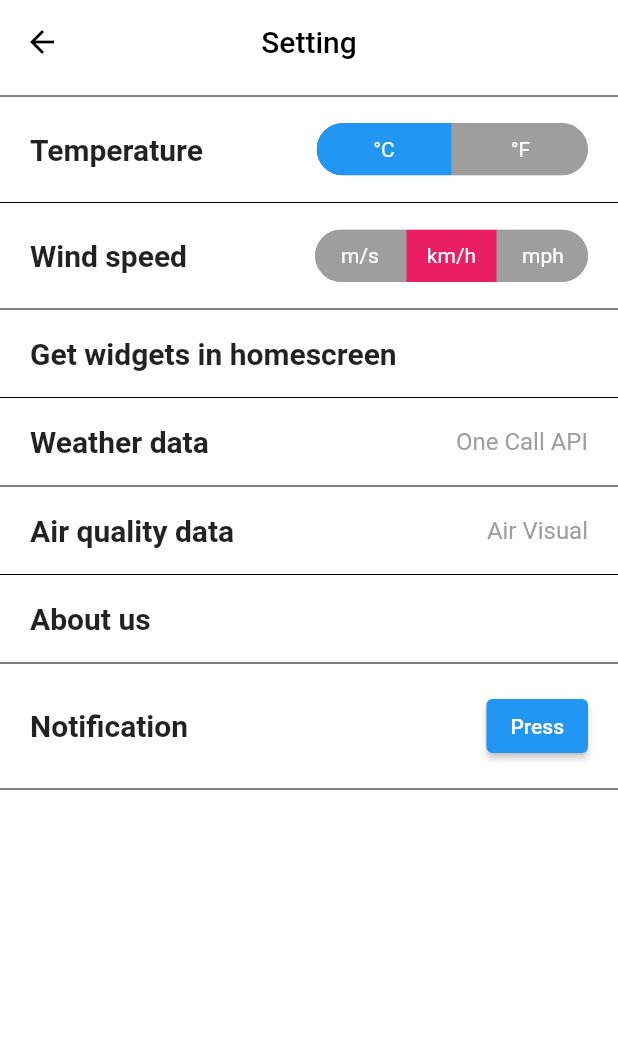
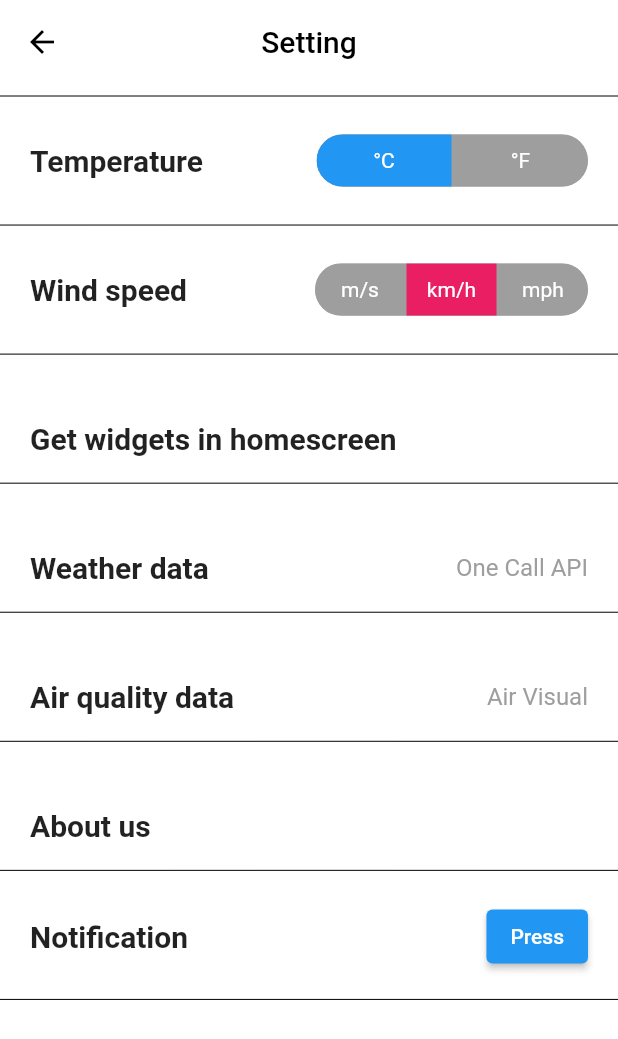
Before and after one commit to anhtuanng689/climate-app, a Flutter app: the SettingScreen screen opened by its route, after a tap on "Press", on a phone screen of 412 x 824 dp. Shown: the top 1039 px of the screen. Run offline on Flutter 3.47's test engine with Material 2 defaults, Android fonts, the phone set to English and light mode, and no system bars; drawn by our look-alikes of toggle_switch; our stand-ins replace awesome_dialog, flutter_local_notifications, location, simple_animations, smooth_page_indicator, sqflite and 2 more; missing offline and left inert: autocomplete_textfield, flutter_weather_icons; accounts and stored records are empty; project files that could hold a hidden picture were left out.

Commit message:
fix sqlite

```diff
--- a/lib/models/city.dart
+++ b/lib/models/city.dart
@@ -1,13 +1,17 @@
 import 'package:flutter/cupertino.dart';
 
 class City with ChangeNotifier {
-  String city;
-  String country;
+  String cityName;
 
-  City({this.city, this.country});
+  City({this.cityName});
 
   factory City.fromMap(Map<String, dynamic> json) => new City(
-        city: json["city"] as String,
-        country: json["country"] as String,
+        cityName: json["city"] as String,
       );
+
+  Map<String, dynamic> toMap() {
+    return <String, dynamic>{
+      "city": cityName,
+    };
+  }
 }
--- a/lib/screens/SettingScreen.dart
+++ b/lib/screens/SettingScreen.dart
@@ -53,6 +53,7 @@ class _SettingScreenState extends State<SettingScreen> {
             children: [
               Divider(color: Colors.black),
               Container(
+                height: mediaQuery.size.height * 0.085,
                 padding: EdgeInsets.symmetric(vertical: 10, horizontal: 20),
                 child: Row(
                   crossAxisAlignment: CrossAxisAlignment.center,
@@ -81,6 +82,7 @@ class _SettingScreenState extends State<SettingScreen> {
               ),
               Divider(color: Colors.black),
               Container(
+                height: mediaQuery.size.height * 0.085,
                 padding: EdgeInsets.symmetric(vertical: 10, horizontal: 20),
                 child: Row(
                   crossAxisAlignment: CrossAxisAlignment.center,
@@ -109,6 +111,7 @@ class _SettingScreenState extends State<SettingScreen> {
               ),
               Divider(color: Colors.black),
               Container(
+                height: mediaQuery.size.height * 0.085,
                 padding: EdgeInsets.symmetric(vertical: 10, horizontal: 20),
                 child: Column(
                   mainAxisAlignment: MainAxisAlignment.end,
@@ -124,6 +127,7 @@ class _SettingScreenState extends State<SettingScreen> {
               ),
               Divider(color: Colors.black),
               Container(
+                height: mediaQuery.size.height * 0.085,
                 padding: EdgeInsets.symmetric(vertical: 10, horizontal: 20),
                 child: Column(
                   mainAxisAlignment: MainAxisAlignment.end,
@@ -144,6 +148,7 @@ class _SettingScreenState extends State<SettingScreen> {
               ),
               Divider(color: Colors.black),
               Container(
+                height: mediaQuery.size.height * 0.085,
                 padding: EdgeInsets.symmetric(vertical: 10, horizontal: 20),
                 child: Column(
                   mainAxisAlignment: MainAxisAlignment.end,
@@ -164,6 +169,7 @@ class _SettingScreenState extends State<SettingScreen> {
               ),
               Divider(color: Colors.black),
               Container(
+                height: mediaQuery.size.height * 0.085,
                 padding: EdgeInsets.symmetric(vertical: 10, horizontal: 20),
                 child: Column(
                   mainAxisAlignment: MainAxisAlignment.end,
@@ -179,6 +185,7 @@ class _SettingScreenState extends State<SettingScreen> {
               ),
               Divider(color: Colors.black),
               Container(
+                height: mediaQuery.size.height * 0.085,
                 padding: EdgeInsets.symmetric(vertical: 10, horizontal: 20),
                 child: Column(
                   mainAxisAlignment: MainAxisAlignment.end,
@@ -193,7 +200,7 @@ class _SettingScreenState extends State<SettingScreen> {
                           onPressed: () async {
                             await Provider.of<NotificationService>(context,
                                     listen: false)
-                                .stylishNotification();
+                                .dailyNotification();
                           },
                           child: Text('Press')),
                     ]),
--- a/lib/services/notification.dart
+++ b/lib/services/notification.dart
@@ -1,6 +1,8 @@
 import 'package:flutter/cupertino.dart';
 import 'package:flutter/material.dart';
 import 'package:flutter_local_notifications/flutter_local_notifications.dart';
+import 'package:timezone/data/latest.dart' as tz;
+import 'package:timezone/timezone.dart' as tz;
 
 class NotificationService extends ChangeNotifier {
   final FlutterLocalNotificationsPlugin _flutterLocalNotificationsPlugin =
@@ -55,4 +57,31 @@ class NotificationService extends ChangeNotifier {
     await _flutterLocalNotificationsPlugin
         .show(0, 'Climate app', 'Cloudy', platform, payload: 'Welcome');
   }
+
+  Future dailyNotification() async {
+    await _flutterLocalNotificationsPlugin.zonedSchedule(
+        0,
+        'Climate app',
+        'Cloudy',
+        tz.TZDateTime.now(tz.local).add(const Duration(seconds: 5)),
+        const NotificationDetails(
+            android: AndroidNotificationDetails('your channel id',
+                'your channel name', 'your channel description')),
+        androidAllowWhileIdle: true,
+        uiLocalNotificationDateInterpretation:
+            UILocalNotificationDateInterpretation.absoluteTime);
+  }
+
+  Future dailyNotification1() async {
+    await _flutterLocalNotificationsPlugin.periodicallyShow(
+      0,
+      'Climate app',
+      'Cloudy',
+      RepeatInterval.everyMinute,
+      const NotificationDetails(
+          android: AndroidNotificationDetails('your channel id',
+              'your channel name', 'your channel description')),
+      androidAllowWhileIdle: true,
+    );
+  }
 }
--- a/lib/widgets/WeatherInfo.dart
+++ b/lib/widgets/WeatherInfo.dart
@@ -63,7 +63,7 @@ class WeatherInfo extends StatelessWidget {
           ],
         ),
         child: Row(
-          mainAxisAlignment: MainAxisAlignment.center,
+          mainAxisAlignment: MainAxisAlignment.spaceEvenly,
           children: [
             SizedBox(
               child: _weatherInfoBuilder(
--- a/pubspec.yaml
+++ b/pubspec.yaml
@@ -56,7 +56,7 @@ flutter:
   # To add assets to your application, add an assets section, like this:
   assets:
     - assets/
-    - assets/database/citylist.db
+    - assets/citylist.db
   # An image asset can refer to one or more resolution-specific "variants", see
   # https://flutter.dev/assets-and-images/#resolution-aware.
   # For details regarding adding assets from package dependencies, see
```
Also changed, not shown: lib/database/DatabaseProvider.dart (+93 -26 lines), lib/main.dart (+9 -0 lines), lib/provider/weatherProvider.dart (+60 -3 lines), lib/screens/HomeScreen.dart (+8 -2 lines), lib/screens/addCityScreen.dart (+14 -9 lines), lib/widgets/endDrawer.dart (+14 -19 lines), lib/widgets/searchBar.dart (+6 -6 lines), 2 other files.
